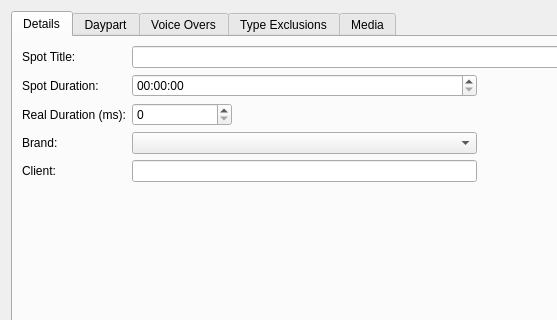
Old version of the form pixelplan/rave/PixelPlan/spotform.ui in the repository pgathogo/raven; both pictures show x 0 to 557 and y 0 to 320 of the 850 by 505 pixel window.
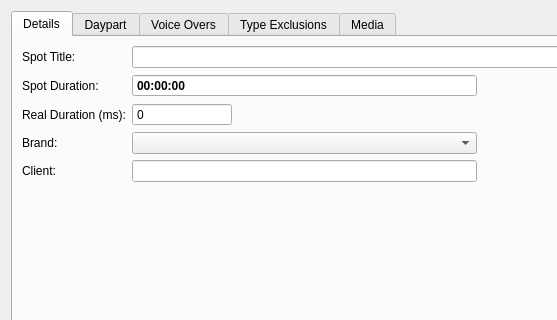
New version of the form. The open tabs and pages were chosen to show the change.

What changed in the file:
```diff
--- a/pixelplan/rave/PixelPlan/spotform.ui
+++ b/pixelplan/rave/PixelPlan/spotform.ui
@@ -23,7 +23,7 @@
    <item>
     <widget class="QTabWidget" name="tabWidget">
      <property name="currentIndex">
-      <number>4</number>
+      <number>0</number>
      </property>
      <widget class="QWidget" name="tabDetails">
       <attribute name="title">
@@ -63,13 +63,6 @@
            </property>
           </widget>
          </item>
-         <item row="1" column="1">
-          <widget class="QTimeEdit" name="edtSpotDuration">
-           <property name="displayFormat">
-            <string>HH:mm:ss</string>
-           </property>
-          </widget>
-         </item>
          <item row="4" column="0">
           <widget class="QLabel" name="label_4">
            <property name="text">
@@ -91,6 +84,12 @@
              <height>0</height>
             </size>
            </property>
+           <property name="readOnly">
+            <bool>true</bool>
+           </property>
+           <property name="buttonSymbols">
+            <enum>QAbstractSpinBox::NoButtons</enum>
+           </property>
            <property name="maximum">
             <number>999999999</number>
            </property>
@@ -119,6 +118,30 @@
          <item row="0" column="1" colspan="2">
           <widget class="QLineEdit" name="edtName"/>
          </item>
+         <item row="1" column="1">
+          <widget class="QTimeEdit" name="edtSpotDuration">
+           <property name="font">
+            <font>
+             <bold>true</bold>
+            </font>
+           </property>
+           <property name="autoFillBackground">
+            <bool>false</bool>
+           </property>
+           <property name="styleSheet">
+            <string notr="true"/>
+           </property>
+           <property name="readOnly">
+            <bool>true</bool>
+           </property>
+           <property name="buttonSymbols">
+            <enum>QAbstractSpinBox::NoButtons</enum>
+           </property>
+           <property name="displayFormat">
+            <string>HH:mm:ss</string>
+           </property>
+          </widget>
+         </item>
         </layout>
        </item>
        <item>
```
